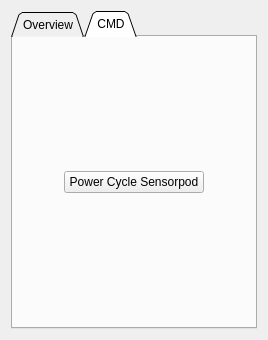
The window that src/ui/sensorpodstatus.ui (ethz-asl/qgc_asl) describes before a commit, drawn with Qt 5.
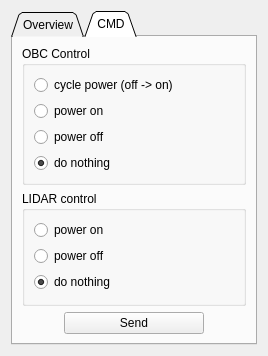
The same window after the commit.

Commit message:
Changes to sensorpodstatus widget
Adapted to newly added functionality on payload_management app (https://github.com/ethz-asl/fw_px4/commit/870a07a6fb00ae2892a17b20410006ada631e837):
Control power of OBC and LIDAR

```diff
--- a/src/ui/sensorpodstatus.ui
+++ b/src/ui/sensorpodstatus.ui
@@ -190,6 +190,82 @@
        <string>CMD</string>
       </attribute>
       <layout class="QVBoxLayout" name="verticalLayout_3">
+       <item>
+        <widget class="QGroupBox" name="ObcControlGroup">
+         <property name="title">
+          <string>OBC Control</string>
+         </property>
+         <layout class="QVBoxLayout" name="verticalLayout_4">
+          <item>
+           <widget class="QRadioButton" name="powerCycle1">
+            <property name="text">
+             <string>cycle power (off -&gt; on)</string>
+            </property>
+            <property name="checked">
+             <bool>false</bool>
+            </property>
+           </widget>
+          </item>
+          <item>
+           <widget class="QRadioButton" name="powerOn1">
+            <property name="text">
+             <string>power on</string>
+            </property>
+           </widget>
+          </item>
+          <item>
+           <widget class="QRadioButton" name="powerOff1">
+            <property name="text">
+             <string>power off</string>
+            </property>
+           </widget>
+          </item>
+          <item>
+           <widget class="QRadioButton" name="noCommand1">
+            <property name="text">
+             <string>do nothing</string>
+            </property>
+            <property name="checked">
+             <bool>true</bool>
+            </property>
+           </widget>
+          </item>
+         </layout>
+        </widget>
+       </item>
+       <item>
+        <widget class="QGroupBox" name="LidarControlGroup">
+         <property name="title">
+          <string>LIDAR control</string>
+         </property>
+         <layout class="QVBoxLayout" name="verticalLayout_5">
+          <item>
+           <widget class="QRadioButton" name="powerOn2">
+            <property name="text">
+             <string>power on</string>
+            </property>
+           </widget>
+          </item>
+          <item>
+           <widget class="QRadioButton" name="powerOff2">
+            <property name="text">
+             <string>power off</string>
+            </property>
+           </widget>
+          </item>
+          <item>
+           <widget class="QRadioButton" name="noCommand2">
+            <property name="text">
+             <string>do nothing</string>
+            </property>
+            <property name="checked">
+             <bool>true</bool>
+            </property>
+           </widget>
+          </item>
+         </layout>
+        </widget>
+       </item>
        <item alignment="Qt::AlignHCenter">
         <widget class="QPushButton" name="PowerCycleButton">
          <property name="minimumSize">
@@ -208,7 +284,7 @@
           <string>Perform a power cycle of the whole pod</string>
          </property>
          <property name="text">
-          <string>Power Cycle Sensorpod</string>
+          <string>Send</string>
          </property>
         </widget>
        </item>
```
The commit also changes 1 other file.
